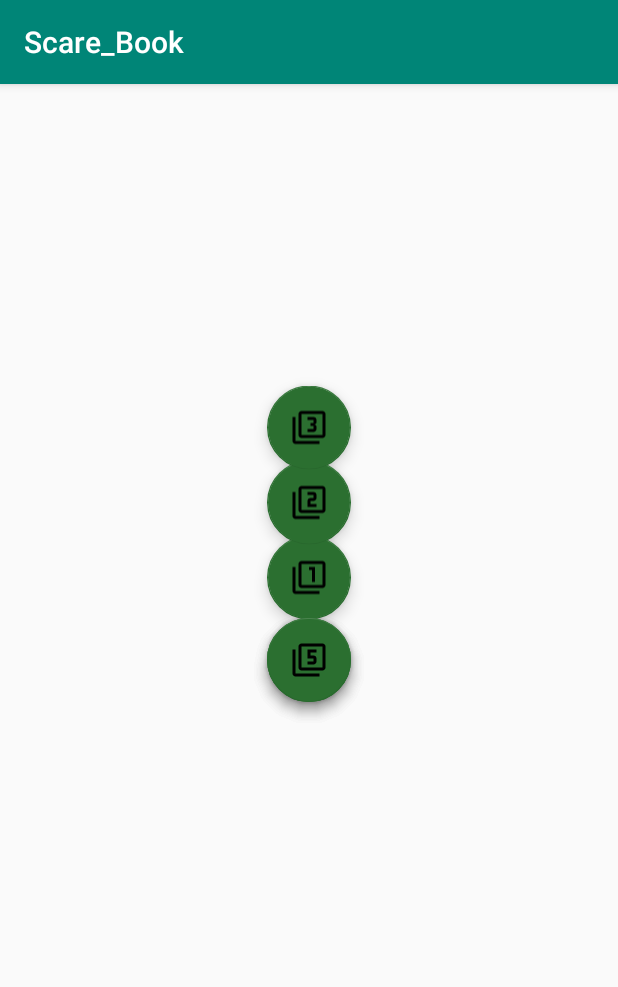
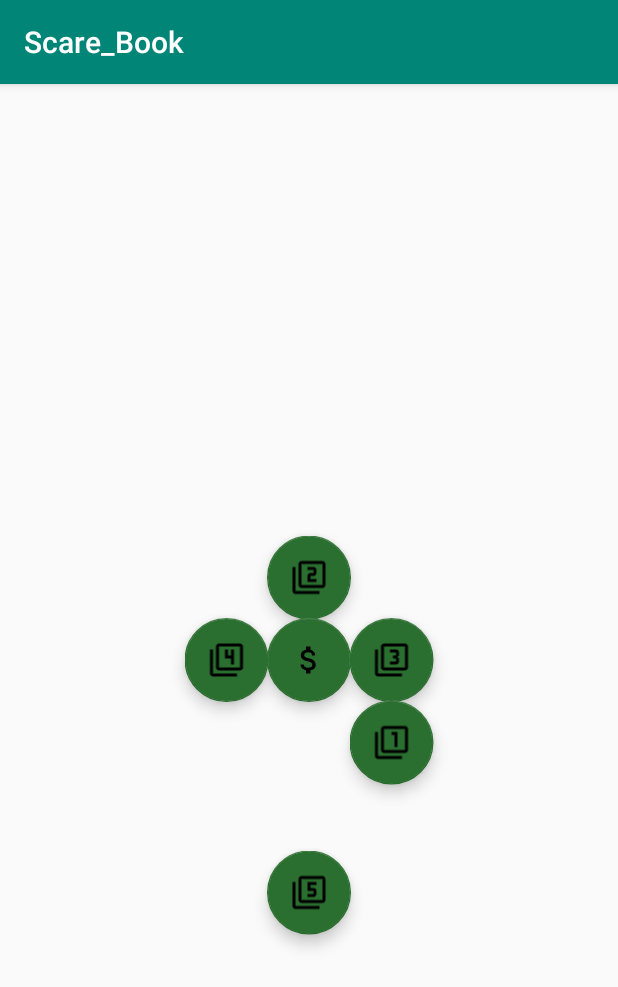
Before and after one commit to SYVYUA/Horror_Stories, an Android app: the Gift screen opened directly, with no data from a screen before it, after a tap on an icon or button, on a phone screen of 412 x 824 dp. Shown: the top 987 px of the screen. Run offline under Robolectric (Android 15) with nearby library versions, the phone set to English and light mode, and no system bars.

Commit message:
edit Gift.class

```diff
--- a/app/src/main/java/com/scare_book/for_gift/Gift.java
+++ b/app/src/main/java/com/scare_book/for_gift/Gift.java
@@ -1,15 +1,24 @@
 package com.scare_book.for_gift;
 
+import android.content.Intent;
 import android.support.design.widget.FloatingActionButton;
 import android.support.v7.app.AppCompatActivity;
 import android.os.Bundle;
 import android.view.View;
 
+
 import com.scare_book.R;
+import com.scare_book.duration.ListDuration;
+
+
 
 public class Gift extends AppCompatActivity{
+
     FloatingActionButton bax1,bax2,bax3,bax4,bax5,moneyBut;
     boolean isFABOpen;
+    Intent intent = null;
+
+
     @Override
     protected void onCreate(Bundle savedInstanceState) {
         super.onCreate(savedInstanceState);
@@ -27,8 +36,23 @@ public class Gift extends AppCompatActivity{
             public void onClick(View v) {
                 if(!isFABOpen){
                     showFABMenu();
+                    bax1.setEnabled(true);
+                    bax1.setOnClickListener(new View.OnClickListener() {
+                        @Override
+                        public void onClick(View v) {
+                            intent = new Intent(Gift.this, ListDuration.class);
+                            startActivity(intent);
+                            closeFABMenu();
+                        }
+                    });
                 }else{
                     closeFABMenu();
+                    bax1.setEnabled(false);
+                    bax2.setEnabled(false);
+                    bax3.setEnabled(false);
+                    bax4.setEnabled(false);
+                    bax5.setEnabled(false);
+
                 }
             }
 
@@ -38,20 +62,23 @@ public class Gift extends AppCompatActivity{
 
     private void showFABMenu(){
         isFABOpen = true;
-        bax1.animate().translationY(-getResources().getDimension(R.dimen.standard_55));
-        bax2.animate().translationY(-getResources().getDimension(R.dimen.standard_105));
-        bax3.animate().translationY(-getResources().getDimension(R.dimen.standard_155));
-        //bax4.animate().translationY(-getResources().getDimension(R.dimen.standard_165));
-        //bax5.animate().translationY(-getResources().getDimension(R.dimen.standard_175));
+        //позиції щодо головної кнопки
+        bax1.animate().translationY(+getResources().getDimension(R.dimen.standard_55));
+        bax1.animate().translationX(+getResources().getDimension(R.dimen.standard_55));
+        bax2.animate().translationY(-getResources().getDimension(R.dimen.standard_55));
+        bax3.animate().translationX(+getResources().getDimension(R.dimen.standard_55));
+        bax4.animate().translationX(-getResources().getDimension(R.dimen.standard_55));
+        bax5.animate().translationY(+getResources().getDimension(R.dimen.standard_165));
     }
 
 
     private void closeFABMenu(){
         isFABOpen=false;
-        bax1.animate().translationY(0);
+        //ховається все в одну
+        bax1.animate().translationY(0).translationX(0);
         bax2.animate().translationY(0);
-        bax3.animate().translationY(0);
-        bax4.animate().translationY(0);
+        bax3.animate().translationX(0);
+        bax4.animate().translationX(0);
         bax5.animate().translationY(0);
 
     }
--- a/app/src/main/res/layout/activity_gift.xml
+++ b/app/src/main/res/layout/activity_gift.xml
@@ -6,14 +6,39 @@
     android:layout_height="match_parent"
     tools:context=".for_gift.Gift">
 
+
+
     <android.support.design.widget.FloatingActionButton
-        android:id="@+id/moneybutt"
+        android:id="@+id/bax3"
         android:layout_width="wrap_content"
         android:layout_height="wrap_content"
         android:layout_centerInParent="true"
-        android:src="@drawable/ic_attach_money_black_24dp"
-        app:backgroundTint="@color/colorPrimaryDark"
-        />
+        android:src="@drawable/ic_3_bax_24dp"
+        app:backgroundTint="@color/colorPrimaryDark" />
+
+    <android.support.design.widget.FloatingActionButton
+        android:id="@+id/bax4"
+        android:layout_width="wrap_content"
+        android:layout_height="wrap_content"
+        android:layout_centerInParent="true"
+        android:src="@drawable/ic_4_bax_24dp"
+        app:backgroundTint="@color/colorPrimaryDark" />
+
+    <android.support.design.widget.FloatingActionButton
+        android:id="@+id/bax5"
+        android:layout_width="wrap_content"
+        android:layout_height="wrap_content"
+        android:layout_centerInParent="true"
+        android:src="@drawable/ic_5_bax_24dp"
+        app:backgroundTint="@color/colorPrimaryDark" />
+
+    <android.support.design.widget.FloatingActionButton
+        android:id="@+id/bax2"
+        android:layout_width="wrap_content"
+        android:layout_height="wrap_content"
+        android:layout_centerInParent="true"
+        android:src="@drawable/ic_2_bax_24dp"
+        app:backgroundTint="@color/colorPrimaryDark" />
 
     <android.support.design.widget.FloatingActionButton
         android:id="@+id/bax1"
@@ -21,41 +46,13 @@
         android:layout_height="wrap_content"
         android:layout_centerInParent="true"
         android:src="@drawable/ic_1_bax_24dp"
-        app:backgroundTint="@color/colorPrimaryDark"
-        />
+        app:backgroundTint="@color/colorPrimaryDark" />
     <android.support.design.widget.FloatingActionButton
-        android:id="@+id/bax2"
+        android:id="@+id/moneybutt"
         android:layout_width="wrap_content"
         android:layout_height="wrap_content"
         android:layout_centerInParent="true"
-        android:src="@drawable/ic_2_bax_24dp"
-        app:backgroundTint="@color/colorPrimaryDark"
-        />
-    <android.support.design.widget.FloatingActionButton
-        android:id="@+id/bax3"
-        android:layout_width="wrap_content"
-        android:layout_height="wrap_content"
-        android:layout_centerInParent="true"
-        android:src="@drawable/ic_3_bax_24dp"
-        app:backgroundTint="@color/colorPrimaryDark"
-        />
-    <android.support.design.widget.FloatingActionButton
-        android:id="@+id/bax4"
-        android:layout_width="wrap_content"
-        android:layout_height="wrap_content"
-        android:layout_centerInParent="true"
-        android:src="@drawable/ic_4_bax_24dp"
-        app:backgroundTint="@color/colorPrimaryDark"
-        />
-    <android.support.design.widget.FloatingActionButton
-        android:id="@+id/bax5"
-        android:layout_width="wrap_content"
-        android:layout_height="wrap_content"
-        android:layout_centerInParent="true"
-        android:src="@drawable/ic_5_bax_24dp"
-        app:backgroundTint="@color/colorPrimaryDark"
-        />
-
-
+        android:src="@drawable/ic_attach_money_black_24dp"
+        app:backgroundTint="@color/colorPrimaryDark" />
 
 </RelativeLayout>
--- a/app/src/main/res/values/dimens.xml
+++ b/app/src/main/res/values/dimens.xml
@@ -1,9 +1,9 @@
 <?xml version="1.0" encoding="utf-8"?>
 <resources>
     <dimen name="standard_55">55dp</dimen>
-    <dimen name="standard_105">105dp</dimen>
-    <dimen name="standard_155">155dp</dimen>
-    <dimen name="standard_165">165dp</dimen>
-    <dimen name="standard_175">175dp</dimen>
+    <dimen name="standard_115">105dp</dimen>
+    <dimen name="standard_165">155dp</dimen>
+    <dimen name="standard_205">205dp</dimen>
+    <dimen name="standard_275">265dp</dimen>
 
 </resources>
```
